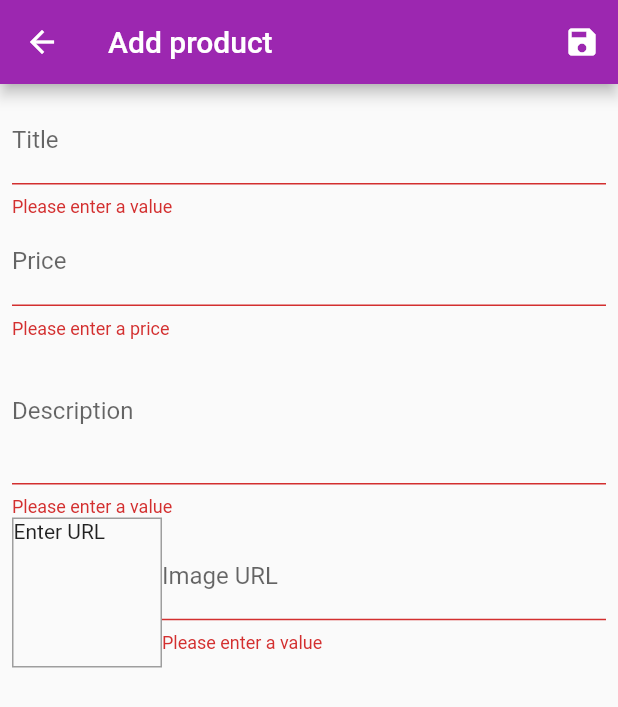
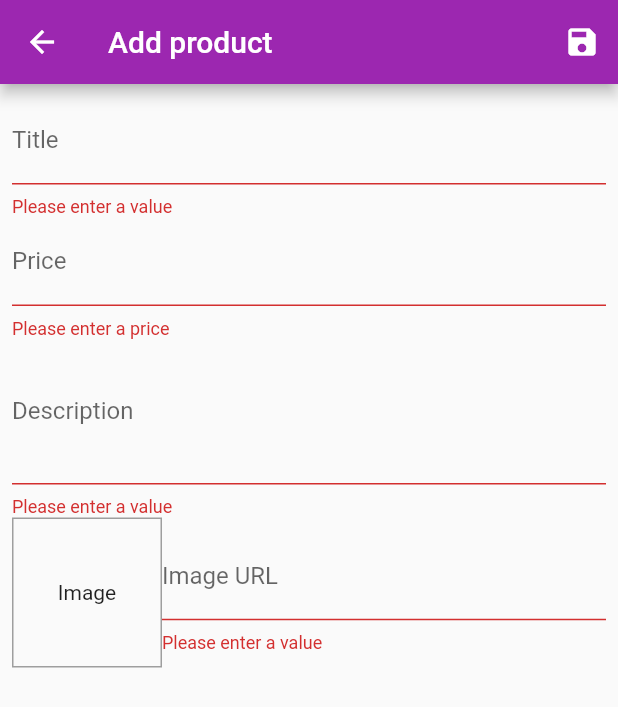
Before and after one commit to bhattabhi013/Shop_FLutter, a Flutter app: the EditProductScreen screen opened by its route, after a tap on the "save" icon, on a phone screen of 412 x 824 dp. Shown: the top 707 px of the screen. Run offline on Flutter 3.47's test engine with Material 2 defaults, Android fonts, the phone set to English and light mode, and no system bars; network calls fail.

```diff
--- a/lib/providers/orders.dart
+++ b/lib/providers/orders.dart
@@ -15,7 +15,7 @@ class OrderItem {
 }
 
 class Order with ChangeNotifier {
-  List<OrderItem> _orders = [];
+  final List<OrderItem> _orders = [];
 
   List<OrderItem> get getOrderItems {
     return [..._orders];
--- a/lib/providers/products_provider.dart
+++ b/lib/providers/products_provider.dart
@@ -1,9 +1,8 @@
-import 'package:provider/provider.dart';
 import 'package:flutter/material.dart';
 import 'product.dart';
 
 class Products with ChangeNotifier {
-  List<Product> _productList = [
+  final List<Product> _productList = [
     Product(
       id: 'p1',
       title: 'Red Shirt',
--- a/lib/screens/edit_product_screen.dart
+++ b/lib/screens/edit_product_screen.dart
@@ -34,7 +34,7 @@ class _EditProductScreenState extends State<EditProductScreen> {
     _formKey.currentState!.save();
     Provider.of<Products>(context, listen: false).addProduct(product);
     Navigator.of(context).pop();
-    print(product);
+    // print(product);
   }
 
   @override
@@ -45,7 +45,7 @@ class _EditProductScreenState extends State<EditProductScreen> {
         actions: [
           IconButton(
             onPressed: () => _saveForm(),
-            icon: Icon(Icons.save),
+            icon: const Icon(Icons.save),
           ),
         ],
       ),
@@ -146,7 +146,7 @@ class _EditProductScreenState extends State<EditProductScreen> {
                       ),
                     ),
                     child: imgCtrl.text.isEmpty
-                        ? const Text('Enter URL')
+                        ? const Center(child: Text('Image'))
                         : FittedBox(
                             child: Image.network(
                               imgCtrl.text,
```
Also changed, not shown: lib/widgets/cart_item.dart (+4 -6 lines).
